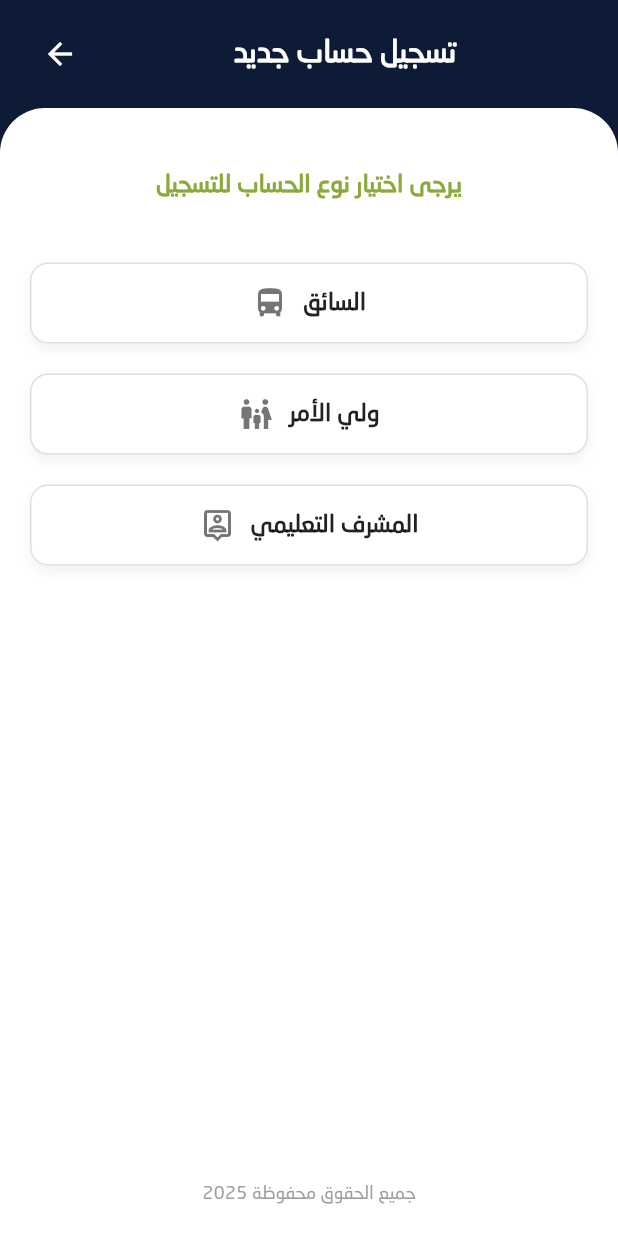
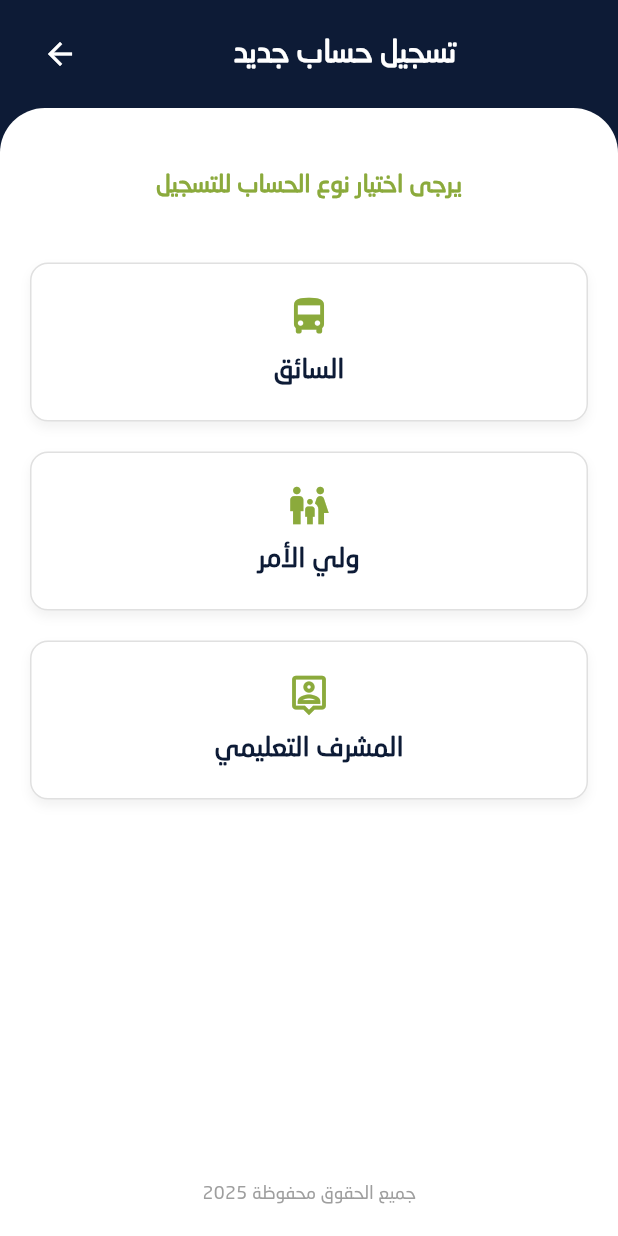
Before and after one commit to Rmujahed10/Hafilaty, a Flutter app: the screen it shows after launch, after a tap on "تسجيل حساب جديد", on a phone screen of 412 x 824 dp. Run offline on Flutter 3.47's test engine with Material 3 defaults, Android fonts, the phone set to English and light mode, and no system bars; our stand-ins replace cloud_firestore, firebase_auth, firebase_core; accounts and stored records are empty.

Commit message:
UI Fixes

```diff
--- a/lib/screens/ChooseRoleScreen.dart
+++ b/lib/screens/ChooseRoleScreen.dart
@@ -2,6 +2,10 @@ import 'package:flutter/material.dart';
 import 'ParentRegistrationScreen.dart';
 import 'DriverRegistrationScreen.dart';
 import 'AdminRegistrationScreen.dart'; // We will reuse this screen for all roles for now
+
+// --- Color definitions from the user's latest input ---
+const Color _kPrimaryColorInput = Color(0xFF0D1B36); // The dark blue
+const Color _kAccentColorInput = Color(0xFF8BAA3C); // The green accent
 
 class ChooseRoleScreen extends StatelessWidget {
   const ChooseRoleScreen({super.key});
@@ -21,7 +25,7 @@ class ChooseRoleScreen extends StatelessWidget {
   @override
   Widget build(BuildContext context) {
     return Scaffold(
-      backgroundColor: const Color(0xFF0D1B36), // الأزرق الغامق العلوي
+      backgroundColor: _kPrimaryColorInput, // Using 0xFF0D1B36
       body: SafeArea(
         child: Column(
           children: [
@@ -69,7 +73,7 @@ class ChooseRoleScreen extends StatelessWidget {
                       const Text(
                         "يرجى اختيار نوع الحساب للتسجيل",
                         style: TextStyle(
-                          color: Color(0xFF8BAA3C), // اللون الأخضر
+                          color: _kAccentColorInput, // Using 0xFF8BAA3C
                           fontSize: 16,
                           fontWeight: FontWeight.bold,
                         ),
@@ -139,7 +143,7 @@ class ChooseRoleScreen extends StatelessWidget {
     );
   }
 
-  // ------- Custom Button Widget -------
+  // ------- Custom Button Widget (MODIFIED for vertical, centered layout) -------
   Widget _roleButton({
     required String title,
     required IconData icon,
@@ -148,7 +152,9 @@ class ChooseRoleScreen extends StatelessWidget {
     return GestureDetector(
       onTap: onTap,
       child: Container(
-        padding: const EdgeInsets.symmetric(vertical: 14),
+        width: double.infinity,
+        // Increased vertical padding for the vertical layout
+        padding: const EdgeInsets.symmetric(vertical: 20, horizontal: 14),
         decoration: BoxDecoration(
           borderRadius: BorderRadius.circular(12),
           border: Border.all(color: Colors.grey.shade300),
@@ -161,17 +167,26 @@ class ChooseRoleScreen extends StatelessWidget {
             ),
           ],
         ),
-        child: Row(
+        child: Column( // *** CHANGED from Row to Column ***
           mainAxisAlignment: MainAxisAlignment.center,
+          mainAxisSize: MainAxisSize.min, // Allows the Column to size itself based on content
           children: [
-            Icon(icon, color: Colors.black54),
-            const SizedBox(width: 10),
+            // Icon
+            Icon(
+              icon,
+              color: _kAccentColorInput, // Color preserved: 0xFF8BAA3C
+              size: 30, // Increased size for visibility
+            ),
+            const SizedBox(height: 8), // Space between icon and text
+
+            // Text
             Text(
               title,
+              textAlign: TextAlign.center,
               style: const TextStyle(
-                fontSize: 16,
-                color: Colors.black87,
-                fontWeight: FontWeight.w600,
+                fontSize: 18, // Increased size
+                color: _kPrimaryColorInput, // Color preserved: 0xFF0D1B36
+                fontWeight: FontWeight.bold, // Increased weight for focus
               ),
             ),
           ],
--- a/lib/screens/LoginScreen.dart
+++ b/lib/screens/LoginScreen.dart
@@ -5,6 +5,11 @@ import 'package:firebase_auth/firebase_auth.dart';
 import 'package:cloud_firestore/cloud_firestore.dart';
 
 import 'ChooseRoleScreen.dart';
+
+// --- Color Constants (Maintaining original color values from your provided code) ---
+const Color _kDarkBlue = Color(0xFF0D1B36);
+const Color _kGreenAccent = Color(0xFF6A994E);
+
 
 class LoginScreen extends StatefulWidget {
   const LoginScreen({super.key});
@@ -156,7 +161,7 @@ class _LoginScreenState extends State<LoginScreen> {
         // الخلفية الزرقاء الداكنة في الأعلى
         Container(
           height: MediaQuery.of(context).size.height * 0.4,
-          color: const Color(0xFF0D1B36),
+          color: _kDarkBlue, // 0xFF0D1B36
         ),
 
         // محتوى تسجيل الدخول (Card)
@@ -195,7 +200,7 @@ class _LoginScreenState extends State<LoginScreen> {
                   },
                   child: const Text(
                     'تسجيل حساب جديد',
-                    style: TextStyle(color: Color(0xFF0D1B36)),
+                    style: TextStyle(color: _kDarkBlue), // 0xFF0D1B36
                   ),
                 ),
               ],
@@ -219,7 +224,7 @@ class _LoginScreenState extends State<LoginScreen> {
               padding: const EdgeInsets.only(bottom: 30.0),
               child: Image.asset(
                 'assets/hafilaty_logo.png', // Ensure this path is correct
-                height: 50,
+                height: 100, // <-- MODIFIED: Increased logo size from 50 to 80
               ),
             ),
             _buildInputField(
@@ -290,7 +295,7 @@ class _LoginScreenState extends State<LoginScreen> {
           child: Text(
             label,
             style: const TextStyle(
-              color: Color(0xFF6A994E),
+              color: _kGreenAccent, // 0xFF6A994E
               fontWeight: FontWeight.bold,
             ),
           ),
@@ -327,8 +332,8 @@ class _LoginScreenState extends State<LoginScreen> {
         borderRadius: BorderRadius.circular(30),
         gradient: const LinearGradient(
           colors: [
-            Color(0xFF0D1B36),
-            Color(0xFF6A994E),
+            _kDarkBlue, // 0xFF0D1B36
+            _kGreenAccent, // 0xFF6A994E
           ],
           begin: Alignment.centerLeft,
           end: Alignment.centerRight,
```
